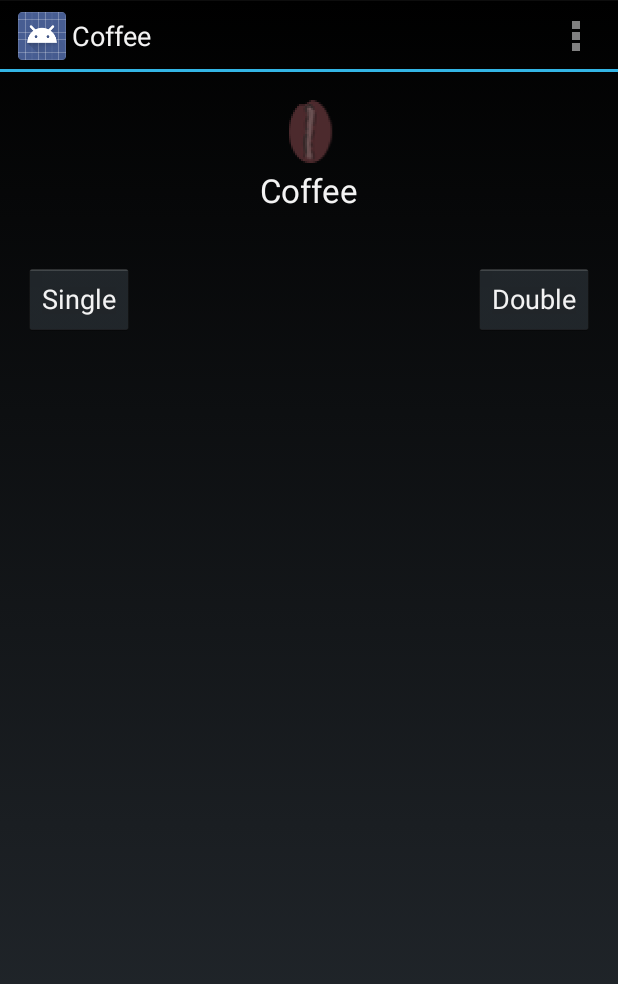
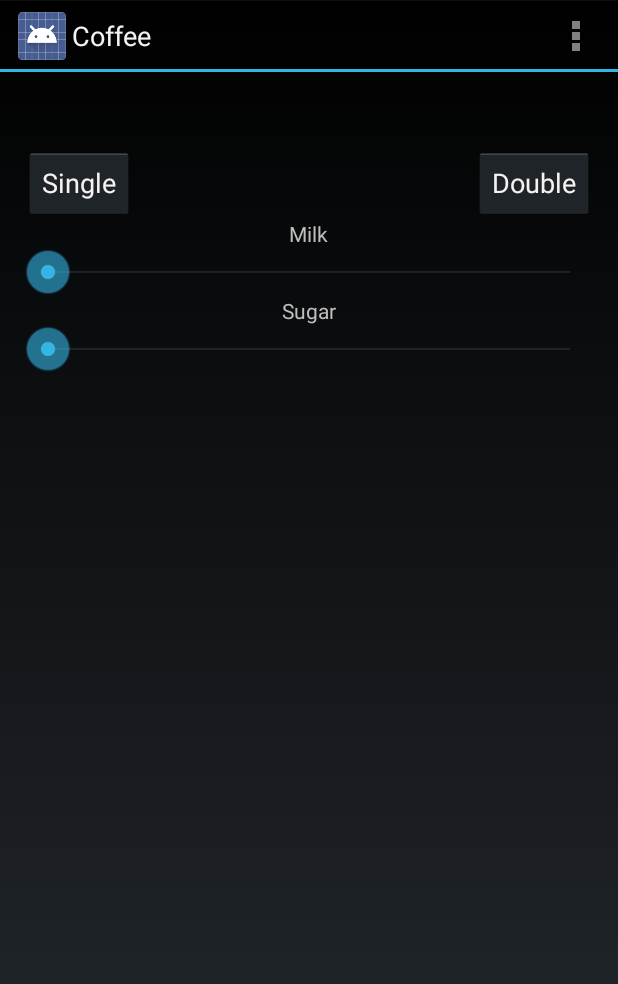
Before and after one commit to rfc2324/android, an Android app: the screen it shows after launch (MainActivity), on a phone screen of 412 x 824 dp. Shown: the top 984 px of the screen. Run offline under Robolectric (Android 15) with nearby library versions, the phone set to English and light mode, and no system bars.

Commit message:
Added seek bars for Milk and sugar

```diff
--- a/app/src/main/java/net/k40s/coffee/MainActivity.java
+++ b/app/src/main/java/net/k40s/coffee/MainActivity.java
@@ -2,18 +2,69 @@ package net.k40s.coffee;
 
 import android.app.Activity;
 import android.content.Intent;
+import android.content.SharedPreferences;
 import android.os.Bundle;
 import android.preference.PreferenceFragment;
+import android.preference.PreferenceManager;
 import android.view.Menu;
 import android.view.MenuItem;
+import android.widget.Button;
+import android.widget.SeekBar;
+import android.widget.Toast;
 
 
 public class MainActivity extends Activity {
+
+    Button buttonSingle;
+    Button buttonDouble;
+    SeekBar seekBarMilk;
+    SeekBar seekBarSugar;
 
     @Override
     protected void onCreate(Bundle savedInstanceState) {
         super.onCreate(savedInstanceState);
         setContentView(R.layout.activity_main);
+        buttonSingle = (Button) findViewById(R.id.buttonSingle);
+        buttonDouble = (Button) findViewById(R.id.buttonDouble);
+        seekBarMilk = (SeekBar) findViewById(R.id.seekBarMilk);
+        seekBarSugar = (SeekBar) findViewById(R.id.seekBarSugar);
+        seekBarMilk.setOnSeekBarChangeListener(new SeekBar.OnSeekBarChangeListener() {
+            int progressChanged = 0;
+
+            public void onProgressChanged(SeekBar seekBar, int progress, boolean fromUser){
+                progressChanged = progress;
+            }
+
+            public void onStartTrackingTouch(SeekBar seekBar) {
+                // TODO Auto-generated method stub
+            }
+
+            public void onStopTrackingTouch(SeekBar seekBar) {
+                Toast.makeText(MainActivity.this, getString(R.string.milk_toast) + progressChanged,
+                        Toast.LENGTH_SHORT).show();
+            }
+        });
+        seekBarSugar.setOnSeekBarChangeListener(new SeekBar.OnSeekBarChangeListener() {
+            int progressChanged = 0;
+
+            public void onProgressChanged(SeekBar seekBar, int progress, boolean fromUser){
+                progressChanged = progress;
+            }
+
+            public void onStartTrackingTouch(SeekBar seekBar) {
+                // TODO Auto-generated method stub
+            }
+
+            public void onStopTrackingTouch(SeekBar seekBar) {
+                Toast.makeText(MainActivity.this, getString(R.string.sugar_toast) + progressChanged,
+                        Toast.LENGTH_SHORT).show();
+            }
+        });
+        SharedPreferences sp1 = PreferenceManager.getDefaultSharedPreferences(this);
+        String pref_measure = sp1.getString("pref_machine_lib", "toast");
+        if (pref_measure.equals("toast")) {
+
+        }
     }
 
 
--- a/app/src/main/res/layout/activity_main.xml
+++ b/app/src/main/res/layout/activity_main.xml
@@ -12,37 +12,53 @@
         android:layout_width="wrap_content"
         android:layout_height="wrap_content"
         android:text="@string/make_single"
-        android:id="@+id/button"
+        android:id="@+id/buttonSingle"
         android:layout_marginTop="34dp"
-        android:layout_below="@+id/textView"
+        android:layout_alignParentTop="true"
         android:layout_alignParentLeft="true"
         android:layout_alignParentStart="true" />
-
-    <TextView
-        android:layout_width="wrap_content"
-        android:layout_height="wrap_content"
-        android:textAppearance="?android:attr/textAppearanceLarge"
-        android:text="@string/app_name"
-        android:id="@+id/textView"
-        android:layout_below="@+id/imageView"
-        android:layout_centerHorizontal="true" />
-
-    <ImageView
-        android:layout_width="wrap_content"
-        android:layout_height="wrap_content"
-        android:id="@+id/imageView"
-        android:src="@drawable/ic_launcher"
-        android:contentDescription="@string/img_desc_launcher"
-        android:layout_alignParentTop="true"
-        android:layout_centerHorizontal="true" />
 
     <Button
         android:layout_width="wrap_content"
         android:layout_height="wrap_content"
         android:text="@string/make_double"
-        android:id="@+id/button2"
-        android:layout_alignTop="@+id/button"
+        android:id="@+id/buttonDouble"
+        android:layout_alignTop="@+id/buttonSingle"
         android:layout_alignParentRight="true"
         android:layout_alignParentEnd="true" />
 
+    <TextView
+        android:layout_width="wrap_content"
+        android:layout_height="wrap_content"
+        android:text="@string/milk"
+        android:id="@+id/textMilk"
+        android:layout_below="@id/buttonSingle"
+        android:layout_centerHorizontal="true" />
+
+    <SeekBar
+        android:layout_width="match_parent"
+        android:layout_height="wrap_content"
+        android:id="@+id/seekBarMilk"
+        android:layout_below="@+id/textMilk"
+        android:progress="0"
+        android:max="100"
+        android:layout_centerHorizontal="true" />
+
+    <TextView
+        android:layout_width="wrap_content"
+        android:layout_height="wrap_content"
+        android:text="@string/sugar"
+        android:id="@+id/textSugar"
+        android:layout_below="@+id/seekBarMilk"
+        android:layout_centerHorizontal="true" />
+
+    <SeekBar
+        android:layout_width="match_parent"
+        android:layout_height="wrap_content"
+        android:id="@+id/seekBarSugar"
+        android:layout_below="@+id/textSugar"
+        android:progress="0"
+        android:max="100"
+        android:layout_centerHorizontal="true" />
+
 </RelativeLayout>
--- a/app/src/main/res/values/arrays.xml
+++ b/app/src/main/res/values/arrays.xml
@@ -1,9 +1,9 @@
 <?xml version="1.0" encoding="utf-8"?>
 <resources>
     <string-array name="pref_machines">
-        <item>Default</item>
+        <item>Toast</item>
     </string-array>
     <string-array name="pref_machines_values">
-        <item>default</item>
+        <item>toast</item>
     </string-array>
 </resources>
--- a/app/src/main/res/values/strings.xml
+++ b/app/src/main/res/values/strings.xml
@@ -18,5 +18,9 @@
     <string name="pref_machine_port_title">Machine port</string>
     <string name="pref_machine_port_summ">Your machine\'s port</string>
     <string name="pref_machine_port_default">2324</string>
+    <string name="milk">Milk</string>
+    <string name="sugar">Sugar</string>
+    <string name="milk_toast">New Milk Value: </string>
+    <string name="sugar_toast">New Sugar Value: </string>
 
 </resources>
--- a/app/src/main/res/xml/preferences.xml
+++ b/app/src/main/res/xml/preferences.xml
@@ -3,7 +3,7 @@
 <PreferenceScreen xmlns:android="http://schemas.android.com/apk/res/android">
 
     <ListPreference
-        android:key="pref_machine_lib_type"
+        android:key="pref_machine_lib"
         android:title="@string/pref_machine_lib_title"
         android:summary="@string/pref_machine_lib_summ"
         android:dialogTitle="@string/pref_machine_lib_title"
```
